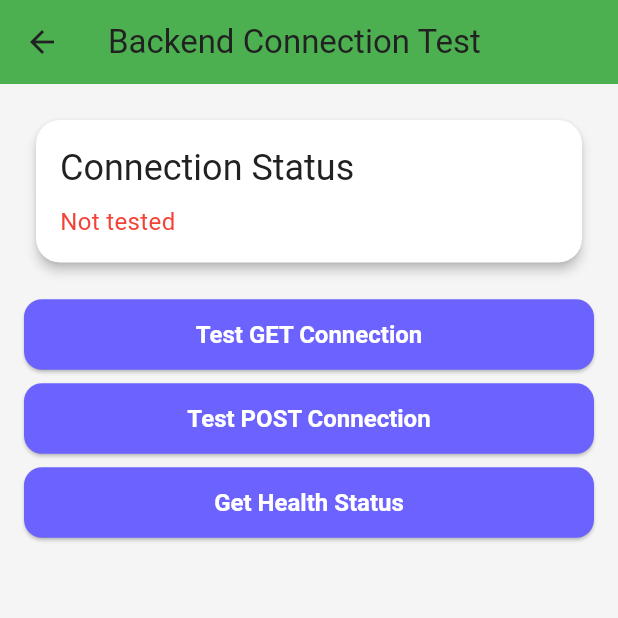
After one commit to SongBuddy/SongBuddy-Frontend, a Flutter app: the BackendTestScreen screen opened directly, on a phone screen of 412 x 824 dp, the top half of it. The commit adds this screen. Run offline on Flutter 3.47's test engine with Material 3 defaults, Android fonts, the phone set to English and light mode, and no system bars; our stand-ins replace connectivity_plus, flutter_dotenv, flutter_secure_storage, share_plus, speech_to_text; accounts and stored records are empty; statements that could not run were skipped.

Commit message:
🚀 Add simple backend server and Flutter connection test
✨ Features:
- Simple Express server with basic endpoints
- Health check endpoint (/health)
- API test endpoints (GET/POST /api/test)
- Fixed Express routing issues
- Added development scripts

🧪 Testing:
- Backend server runs on localhost:3000
- Tested GET and POST endpoints successfully
- Ready for Flutter app integration

📱 Flutter Integration:
- Created BackendApiService for HTTP calls
- Added BackendTestScreen for connection testing
- Integrated test screen into main app navigation

🎯 Next Steps:
- Test Flutter ↔ Backend connection
- Add authentication endpoints
- Implement social features

```diff
--- a/lib/main.dart
+++ b/lib/main.dart
@@ -7,6 +7,7 @@ import 'screens/home_feed_screen.dart';
 import 'screens/profile_screen.dart';
 import 'screens/settings_screen.dart';
 import 'screens/debug_auth_screen.dart';
+import 'screens/backend_test_screen.dart';
 import 'widgets/bottom_nav_bar.dart';
 
 void main() async {
@@ -47,7 +48,7 @@ class _MainScreenState extends State<MainScreen> {
     SearchFeedScreen(),
     ProfileScreen(),
     SettingsScreen(),
-    DebugAuthScreen(), // Temporary debug screen
+    BackendTestScreen(), // Backend connection test screen
   ];
 
   void _onItemTapped(int index) {
--- /dev/null
+++ b/lib/screens/backend_test_screen.dart
@@ -0,0 +1,191 @@
+import 'dart:convert';
+import 'package:flutter/material.dart';
+import '../services/backend_api_service.dart';
+
+class BackendTestScreen extends StatefulWidget {
+  const BackendTestScreen({super.key});
+
+  @override
+  State<BackendTestScreen> createState() => _BackendTestScreenState();
+}
+
+class _BackendTestScreenState extends State<BackendTestScreen> {
+  String _status = 'Not tested';
+  bool _isLoading = false;
+  Map<String, dynamic>? _lastResponse;
+
+  Future<void> _testConnection() async {
+    setState(() {
+      _isLoading = true;
+      _status = 'Testing connection...';
+    });
+
+    try {
+      final response = await BackendApiService.testConnection();
+      setState(() {
+        _status = '✅ Connection successful!';
+        _lastResponse = response;
+      });
+    } catch (e) {
+      setState(() {
+        _status = '❌ Connection failed: $e';
+        _lastResponse = null;
+      });
+    } finally {
+      setState(() {
+        _isLoading = false;
+      });
+    }
+  }
+
+  Future<void> _testPostConnection() async {
+    setState(() {
+      _isLoading = true;
+      _status = 'Testing POST request...';
+    });
+
+    try {
+      final response = await BackendApiService.testPostConnection('Hello from Flutter!');
+      setState(() {
+        _status = '✅ POST request successful!';
+        _lastResponse = response;
+      });
+    } catch (e) {
+      setState(() {
+        _status = '❌ POST request failed: $e';
+        _lastResponse = null;
+      });
+    } finally {
+      setState(() {
+        _isLoading = false;
+      });
+    }
+  }
+
+  Future<void> _getHealthStatus() async {
+    setState(() {
+      _isLoading = true;
+      _status = 'Getting health status...';
+    });
+
+    try {
+      final response = await BackendApiService.getHealthStatus();
+      setState(() {
+        _status = '✅ Health check successful!';
+        _lastResponse = response;
+      });
+    } catch (e) {
+      setState(() {
+        _status = '❌ Health check failed: $e';
+        _lastResponse = null;
+      });
+    } finally {
+      setState(() {
+        _isLoading = false;
+      });
+    }
+  }
+
+  @override
+  Widget build(BuildContext context) {
+    return Scaffold(
+      appBar: AppBar(
+        title: const Text('Backend Connection Test'),
+        backgroundColor: Colors.green,
+      ),
+      body: Padding(
+        padding: const EdgeInsets.all(16.0),
+        child: Column(
+          crossAxisAlignment: CrossAxisAlignment.stretch,
+          children: [
+            // Status Card
+            Card(
+              child: Padding(
+                padding: const EdgeInsets.all(16.0),
+                child: Column(
+                  crossAxisAlignment: CrossAxisAlignment.start,
+                  children: [
+                    Text(
+                      'Connection Status',
+                      style: Theme.of(context).textTheme.headlineSmall,
+                    ),
+                    const SizedBox(height: 8),
+                    Text(
+                      _status,
+                      style: TextStyle(
+                        fontSize: 16,
+                        color: _status.contains('✅') ? Colors.green : Colors.red,
+                      ),
+                    ),
+                    if (_isLoading) ...[
+                      const SizedBox(height: 8),
+                      const LinearProgressIndicator(),
+                    ],
+                  ],
+                ),
+              ),
+            ),
+
+            const SizedBox(height: 16),
+
+            // Test Buttons
+            ElevatedButton(
+              onPressed: _isLoading ? null : _testConnection,
+              child: const Text('Test GET Connection'),
+            ),
+
+            const SizedBox(height: 8),
+
+            ElevatedButton(
+              onPressed: _isLoading ? null : _testPostConnection,
+              child: const Text('Test POST Connection'),
+            ),
+
+            const SizedBox(height: 8),
+
+            ElevatedButton(
+              onPressed: _isLoading ? null : _getHealthStatus,
+              child: const Text('Get Health Status'),
+            ),
+
+            const SizedBox(height: 16),
+
+            // Response Display
+            if (_lastResponse != null) ...[
+              Text(
+                'Last Response:',
+                style: Theme.of(context).textTheme.titleMedium,
+              ),
+              const SizedBox(height: 8),
+              Expanded(
+                child: Container(
+                  width: double.infinity,
+                  padding: const EdgeInsets.all(12),
+                  decoration: BoxDecoration(
+                    color: Colors.grey[100],
+                    borderRadius: BorderRadius.circular(8),
+                    border: Border.all(color: Colors.grey[300]!),
+                  ),
+                  child: SingleChildScrollView(
+                    child: Text(
+                      _prettyJson(_lastResponse!),
+                      style: const TextStyle(
+                        fontFamily: 'monospace',
+                        fontSize: 12,
+                      ),
+                    ),
+                  ),
+                ),
+              ),
+            ],
+          ],
+        ),
+      ),
+    );
+  }
+
+  String _prettyJson(dynamic json) {
+    const encoder = JsonEncoder.withIndent('  ');
+    return encoder.convert(json);
+  }
+}
--- /dev/null
+++ b/lib/services/backend_api_service.dart
@@ -0,0 +1,61 @@
+import 'dart:convert';
+import 'package:http/http.dart' as http;
+
+class BackendApiService {
+  static const String baseUrl = 'http://localhost:3000';
+
+  // Test connection to backend
+  static Future<Map<String, dynamic>> testConnection() async {
+    try {
+      final response = await http.get(
+        Uri.parse('$baseUrl/api/test'),
+        headers: {'Content-Type': 'application/json'},
+      );
+
+      if (response.statusCode == 200) {
+        return json.decode(response.body);
+      } else {
+        throw Exception('Backend connection failed: ${response.statusCode}');
+      }
+    } catch (e) {
+      throw Exception('Failed to connect to backend: $e');
+    }
+  }
+
+  // Test POST request to backend
+  static Future<Map<String, dynamic>> testPostConnection(String message) async {
+    try {
+      final response = await http.post(
+        Uri.parse('$baseUrl/api/test'),
+        headers: {'Content-Type': 'application/json'},
+        body: json.encode({'message': message}),
+      );
+
+      if (response.statusCode == 200) {
+        return json.decode(response.body);
+      } else {
+        throw Exception('Backend POST failed: ${response.statusCode}');
+      }
+    } catch (e) {
+      throw Exception('Failed to POST to backend: $e');
+    }
+  }
+
+  // Get backend health status
+  static Future<Map<String, dynamic>> getHealthStatus() async {
+    try {
+      final response = await http.get(
+        Uri.parse('$baseUrl/health'),
+        headers: {'Content-Type': 'application/json'},
+      );
+
+      if (response.statusCode == 200) {
+        return json.decode(response.body);
+      } else {
+        throw Exception('Health check failed: ${response.statusCode}');
+      }
+    } catch (e) {
+      throw Exception('Failed to get health status: $e');
+    }
+  }
+}
```
